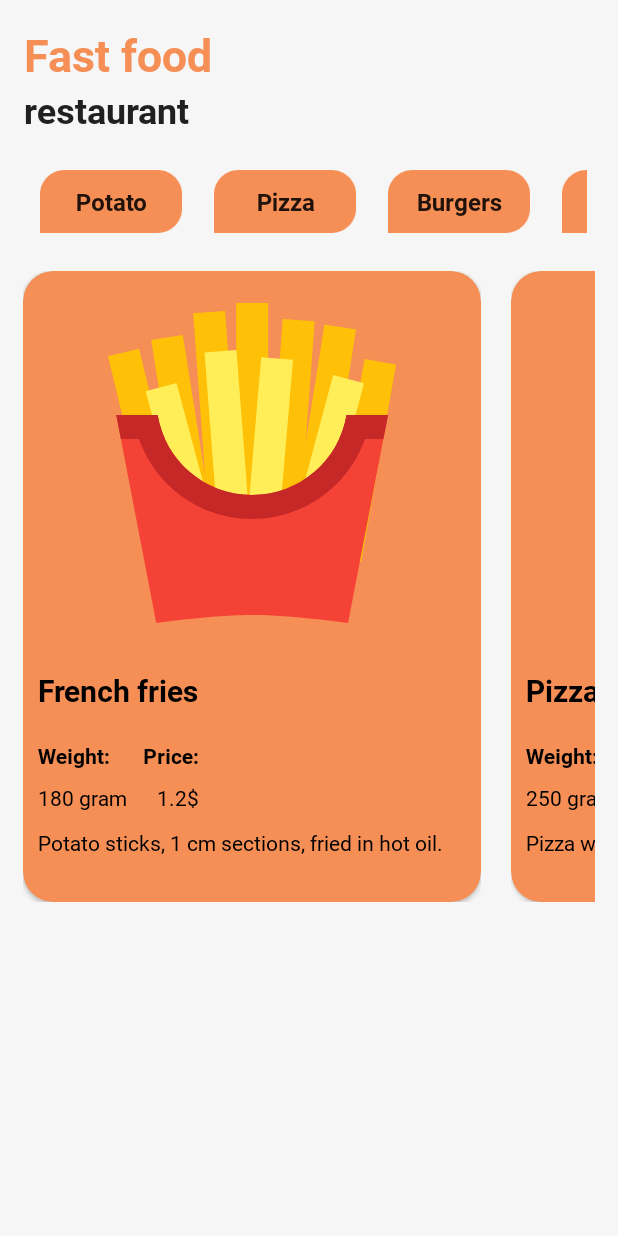
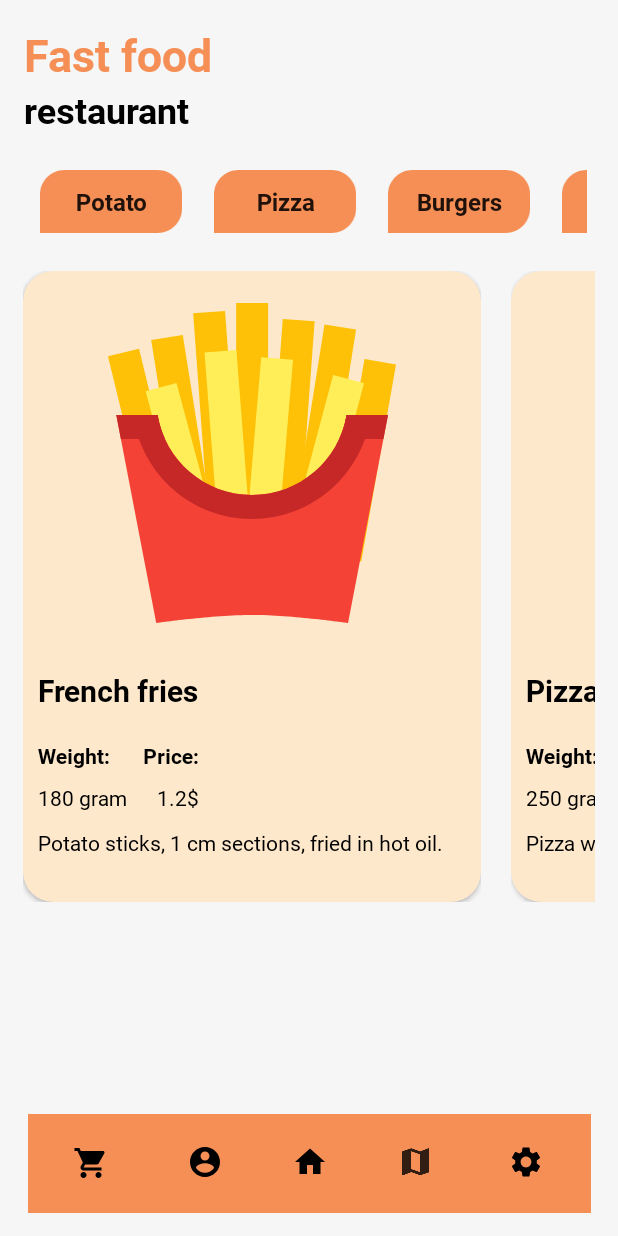
Before and after one commit to mamqesh/Restaurant, an Android app: the screen it shows after launch (MainActivity), on a phone screen of 412 x 824 dp. Run offline under Robolectric (Android 15) with nearby library versions, the phone set to English and light mode, and no system bars.

Commit message:
add user menu

```diff
--- a/app/src/main/java/com/hfad/myapplication/MainActivity.java
+++ b/app/src/main/java/com/hfad/myapplication/MainActivity.java
@@ -4,13 +4,10 @@ import android.support.v7.app.AppCompatActivity;
 import android.os.Bundle;
 import android.support.v7.widget.LinearLayoutManager;
 import android.support.v7.widget.RecyclerView;
-
-
 import com.hfad.myapplication.adapter.CategoryAdapter;
 import com.hfad.myapplication.adapter.MenuAdapter;
 import com.hfad.myapplication.model.Category;
 import com.hfad.myapplication.model.MenuDishes;
-
 import java.util.ArrayList;
 import java.util.List;
 
@@ -36,34 +33,35 @@ public class MainActivity extends AppCompatActivity {
         setCategoryRecycler(categoryList);
 
 
-        dishList.add(new MenuDishes(1, "potatofree", "French fries","Potato sticks, 1 cm sections, fried in hot oil.", "180 gram", "1.2$","#F58F56", "Text", 1));
-        dishList.add(new MenuDishes(2, "pizza", "Pizza","Pizza with pieces of sausage, mushrooms, lettuce and olives.", "250 gram", "1$","#F58F56", "Text",2));
-        dishList.add(new MenuDishes(3, "pizza1", "Pizza","Pizza with pieces of sausage, tomatoes and herbs.", "220 gram", "0.8$","#F58F56", "Text",2));
-        dishList.add(new MenuDishes(4, "pizza2", "Pizza","Pizza with cheese, pieces of sausage and olives.", "260 gram", "1.4$","#F58F56", "Text",2));
-        dishList.add(new MenuDishes(5, "burger1", "Litle burger","A light burger for a quick bite.", "120 gram", "0.9$","#F58F56", "Text",3));
-        dishList.add(new MenuDishes(6, "burger2", "Big burger","Great burger for a hearty snack.", "250 gram", "1.8$","#F58F56", "Text",3));
-        dishList.add(new MenuDishes(8, "sandwich", "Sandwich","A sandwich consisting of two slices of bread with a filling in between.", "150 gram", "0.8$","#F58F56", "Text",3));
-        dishList.add(new MenuDishes(9, "taco", "Taco","Tortilla with meat and vegetables, seasoned with aromatic spices.", "160 gram", "0.9$","#F58F56", "Text",3));
-        dishList.add(new MenuDishes(10, "icecream", "Ice cream","Vanilla ice cream in a waffle cone", "70 gram", "0.6$","#F58F56", "Text",4));
-        dishList.add(new MenuDishes(11, "cake", "Strawberry cake","Piece of fresh strawberry cake.", "150 gram", "1.2$","#F58F56", "Text",4));
-        dishList.add(new MenuDishes(12, "cake1", "Cherry cake","Piece of fresh cake with cherries.", "150 gram", "1.2$","#F58F56", "Text",4));
-        dishList.add(new MenuDishes(13, "cake2", "Chocolate muffin","Fresh, hot chocolate muffin.", "90 gram", "0.6$","#F58F56", "Text",4));
-        dishList.add(new MenuDishes(14, "coffe", "Coffe","A tonic non-alcoholic drink prepared on the basis of roasted coffee beans.", "150 gram", "1.2$","#F58F56", "Text",5));
-        dishList.add(new MenuDishes(15, "cherrydrink", "Cherry carbonated drink","Cherry-flavored carbonated drink.", "400 gram", "1$","#F58F56", "Text",5));
-        dishList.add(new MenuDishes(16, "lemondrink", "Lemon carbonated drink","Lemon flavored carbonated drink.", "400 gram", "1$","#F58F56", "Text",5));
-        dishList.add(new MenuDishes(17, "pineappledrink", "Pineapple carbonated drink","Pineapple flavored carbonated drink.", "400 gram", "1$","#F58F56", "Text",5));
+        dishList.add(new MenuDishes(1, "potatofree", "French fries","Potato sticks, 1 cm sections, fried in hot oil.", "180 gram", "1.2$","#FDE8CB", "Text", 1));
+        dishList.add(new MenuDishes(2, "pizza", "Pizza","Pizza with pieces of sausage, mushrooms, lettuce and olives.", "250 gram", "1$","#FDE8CB", "Text",2));
+        dishList.add(new MenuDishes(3, "pizza1", "Pizza","Pizza with pieces of sausage, tomatoes and herbs.", "220 gram", "0.8$","#FDE8CB", "Text",2));
+        dishList.add(new MenuDishes(4, "pizza2", "Pizza","Pizza with cheese, pieces of sausage and olives.", "260 gram", "1.4$","#FDE8CB", "Text",2));
+        dishList.add(new MenuDishes(5, "burger1", "Litle burger","A light burger for a quick bite.", "120 gram", "0.9$","#FDE8CB", "Text",3));
+        dishList.add(new MenuDishes(6, "burger2", "Big burger","Great burger for a hearty snack.", "250 gram", "1.8$","#FDE8CB", "Text",3));
+        dishList.add(new MenuDishes(8, "sandwich", "Sandwich","A sandwich consisting of two slices of bread with a filling in between.", "150 gram", "0.8$","#FDE8CB", "Text",3));
+        dishList.add(new MenuDishes(9, "taco", "Taco","Tortilla with meat and vegetables, seasoned with aromatic spices.", "160 gram", "0.9$","#FDE8CB", "Text",3));
+        dishList.add(new MenuDishes(10, "icecream", "Ice cream","Vanilla ice cream in a waffle cone", "70 gram", "0.6$","#FDE8CB", "Text",4));
+        dishList.add(new MenuDishes(11, "cake", "Strawberry cake","Piece of fresh strawberry cake.", "150 gram", "1.2$","#FDE8CB", "Text",4));
+        dishList.add(new MenuDishes(12, "cake1", "Cherry cake","Piece of fresh cake with cherries.", "150 gram", "1.2$","#FDE8CB", "Text",4));
+        dishList.add(new MenuDishes(13, "cake2", "Chocolate muffin","Fresh, hot chocolate muffin.", "90 gram", "0.6$","#FDE8CB", "Text",4));
+        dishList.add(new MenuDishes(14, "coffe", "Coffe","A tonic non-alcoholic drink prepared on the basis of roasted coffee beans.", "150 gram", "1.2$","#FDE8CB", "Text",5));
+        dishList.add(new MenuDishes(15, "cherrydrink", "Cherry carbonated drink","Cherry-flavored carbonated drink.", "400 gram", "1$","#FDE8CB", "Text",5));
+        dishList.add(new MenuDishes(16, "lemondrink", "Lemon carbonated drink","Lemon flavored carbonated drink.", "400 gram", "1$","#FDE8CB", "Text",5));
+        dishList.add(new MenuDishes(17, "pineappledrink", "Pineapple carbonated drink","Pineapple flavored carbonated drink.", "400 gram", "1$","#FDE8CB", "Text",5));
 
         fullDishesList.addAll(dishList);
-
         setDishRecycler(dishList);
     }
 
     private void setDishRecycler(List<MenuDishes> dishList) {
+
         RecyclerView.LayoutManager layoutManager = new LinearLayoutManager(this, RecyclerView.HORIZONTAL,false);
         menuRecycler=findViewById(R.id.menuRecycler);
         menuRecycler.setLayoutManager(layoutManager);
         menuAdapter=new MenuAdapter(this,dishList);
         menuRecycler.setAdapter(menuAdapter);
+
     }
 
 
@@ -80,19 +78,16 @@ public class MainActivity extends AppCompatActivity {
 
         dishList.clear();
         dishList.addAll(fullDishesList);
-
     List<MenuDishes> filterDishes=new ArrayList<>();
 
     for (MenuDishes d: dishList) {
         if (d.getDish() == category)
             filterDishes.add(d);
-
     }
         dishList.clear();
         dishList.addAll(filterDishes);
 
         menuAdapter.notifyDataSetChanged();
-
     }
 
 
--- /dev/null
+++ b/app/src/main/res/drawable/ic_menu_bg.xml
@@ -0,0 +1,9 @@
+<vector xmlns:android="http://schemas.android.com/apk/res/android"
+    android:width="375dp"
+    android:height="66dp"
+    android:viewportWidth="375"
+    android:viewportHeight="66">
+  <path
+      android:pathData="M-1,0h377v66h-377z"
+      android:fillColor="#F58F56"/>
+</vector>
--- a/app/src/main/res/layout/activity_main.xml
+++ b/app/src/main/res/layout/activity_main.xml
@@ -15,17 +15,18 @@
         android:fontFamily="@font/roboto_bold"
         android:text="@string/heading1"
         android:textColor="@color/txtColorNameApp"
-        android:textSize="30dp"
+        android:textSize="30sp"
         app:layout_constraintStart_toStartOf="parent"
-        app:layout_constraintTop_toTopOf="parent" />
+        app:layout_constraintTop_toTopOf="parent"
+        tools:ignore="TextContrastCheck" />
 
     <TextView
         android:id="@+id/textView2"
         style="@style/TextView"
-
+        android:textColor="@color/black"
         android:fontFamily="@font/roboto_bold"
         android:text="@string/heading2"
-        android:textSize="24dp"
+        android:textSize="24sp"
         app:layout_constraintStart_toStartOf="@+id/textView"
         app:layout_constraintTop_toBottomOf="@+id/textView" />
 
@@ -46,11 +47,94 @@
         android:layout_marginStart="15dp"
         android:layout_marginTop="25dp"
         android:layout_marginEnd="15dp"
-        android:layout_marginBottom="25dp"
+        android:layout_marginBottom="20dp"
+        app:layout_constraintBottom_toTopOf="@+id/menuBg"
+        app:layout_constraintEnd_toEndOf="parent"
+        app:layout_constraintHorizontal_bias="1.0"
+        app:layout_constraintStart_toStartOf="parent"
+        app:layout_constraintTop_toBottomOf="@+id/categoryRecycler" />
+
+
+    <ImageView
+        android:id="@+id/menuBg"
+        android:layout_width="wrap_content"
+        android:layout_height="0dp"
+        android:layout_marginVertical="15dp"
+        android:layout_marginBottom="16dp"
+        android:contentDescription="@string/app_name"
         app:layout_constraintBottom_toBottomOf="parent"
         app:layout_constraintEnd_toEndOf="parent"
         app:layout_constraintStart_toStartOf="parent"
-        app:layout_constraintTop_toBottomOf="@+id/categoryRecycler"
-        app:layout_constraintVertical_bias="0.0" />
+        app:srcCompat="@drawable/ic_menu_bg" />
+
+    <ImageButton
+        android:id="@+id/imageButton"
+        android:layout_width="55dp"
+        android:layout_height="55dp"
+        android:background="@android:color/transparent"
+        android:contentDescription="@string/app_name"
+        app:layout_constraintBottom_toBottomOf="@+id/menuBg"
+        app:layout_constraintEnd_toEndOf="parent"
+        app:layout_constraintHorizontal_bias="0.041"
+        app:layout_constraintStart_toStartOf="@+id/menuBg"
+        app:layout_constraintTop_toTopOf="@+id/menuBg"
+        app:layout_constraintVertical_bias="0.419"
+        app:srcCompat="@drawable/backet"
+        tools:ignore="DuplicateSpeakableTextCheck" />
+
+    <ImageButton
+        android:id="@+id/imageButton2"
+        android:layout_width="55dp"
+        android:layout_height="55dp"
+        android:background="@android:color/transparent"
+        android:contentDescription="@string/app_name"
+        app:layout_constraintBottom_toBottomOf="@+id/menuBg"
+        app:layout_constraintEnd_toEndOf="@+id/menuBg"
+        app:layout_constraintHorizontal_bias="0.281"
+        app:layout_constraintStart_toStartOf="@+id/menuBg"
+        app:layout_constraintTop_toTopOf="@+id/menuBg"
+        app:layout_constraintVertical_bias="0.363"
+        app:srcCompat="@drawable/human" />
+
+    <ImageButton
+        android:id="@+id/imageButton3"
+        android:layout_width="55dp"
+        android:layout_height="55dp"
+        android:background="@android:color/transparent"
+        android:contentDescription="@string/app_name"
+        app:layout_constraintBottom_toBottomOf="@+id/menuBg"
+        app:layout_constraintEnd_toEndOf="@+id/menuBg"
+        app:layout_constraintStart_toStartOf="@+id/menuBg"
+        app:layout_constraintTop_toTopOf="@+id/menuBg"
+        app:layout_constraintVertical_bias="0.363"
+        app:srcCompat="@drawable/home" />
+
+    <ImageButton
+        android:id="@+id/imageButton4"
+        android:layout_width="55dp"
+        android:layout_height="55dp"
+        android:background="@android:color/transparent"
+        android:contentDescription="@string/app_name"
+        app:layout_constraintBottom_toBottomOf="@+id/menuBg"
+        app:layout_constraintEnd_toEndOf="@+id/menuBg"
+        app:layout_constraintHorizontal_bias="0.721"
+        app:layout_constraintStart_toStartOf="@+id/menuBg"
+        app:layout_constraintTop_toTopOf="@+id/menuBg"
+        app:layout_constraintVertical_bias="0.363"
+        app:srcCompat="@drawable/map_marker" />
+
+    <ImageButton
+        android:id="@+id/imageButton5"
+        android:layout_width="55dp"
+        android:layout_height="55dp"
+        android:background="@android:color/transparent"
+        android:contentDescription="@string/app_name"
+        app:layout_constraintBottom_toBottomOf="@+id/menuBg"
+        app:layout_constraintEnd_toEndOf="@+id/menuBg"
+        app:layout_constraintHorizontal_bias="0.95"
+        app:layout_constraintStart_toStartOf="@+id/menuBg"
+        app:layout_constraintTop_toTopOf="@+id/menuBg"
+        app:layout_constraintVertical_bias="0.363"
+        app:srcCompat="@drawable/settings" />
 
 </android.support.constraint.ConstraintLayout>
```
